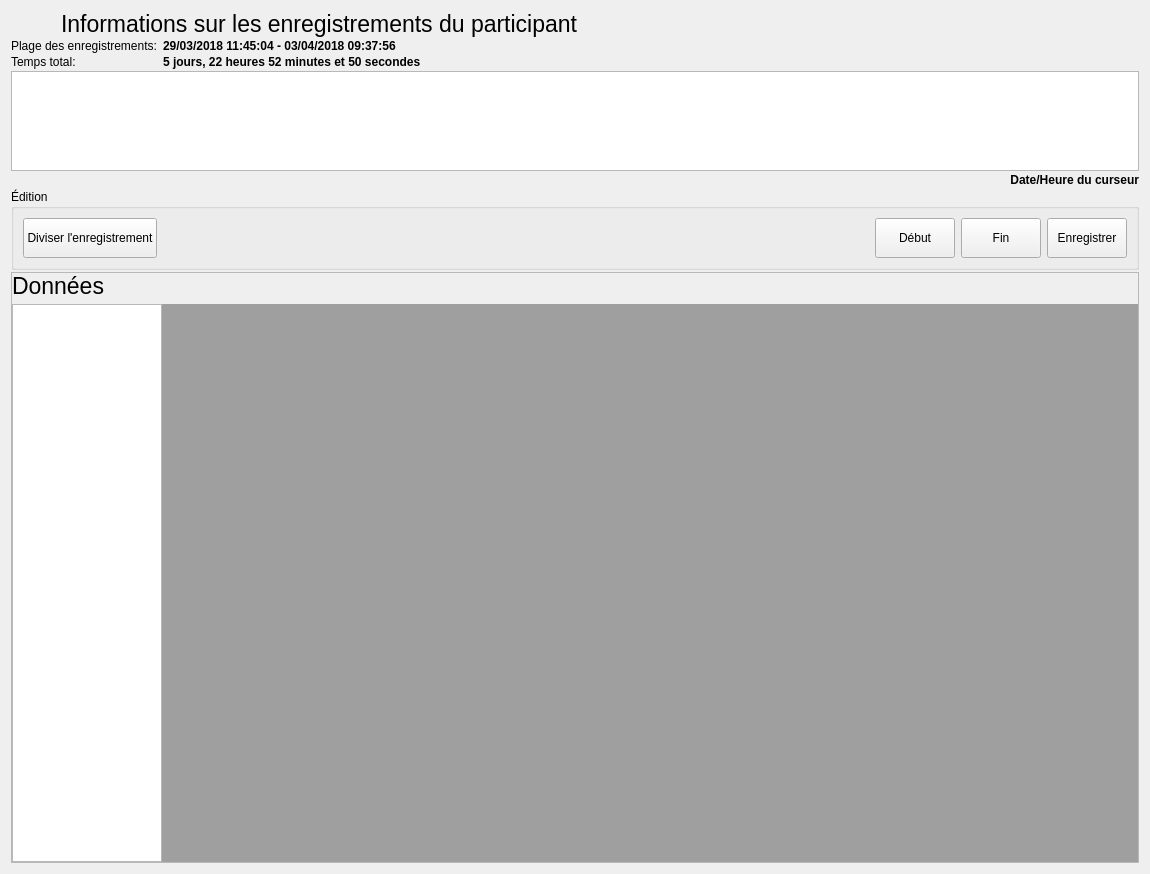
Old version of the form python/resources/ui/RecordsetWidget.ui in the repository introlab/OpenIMU.
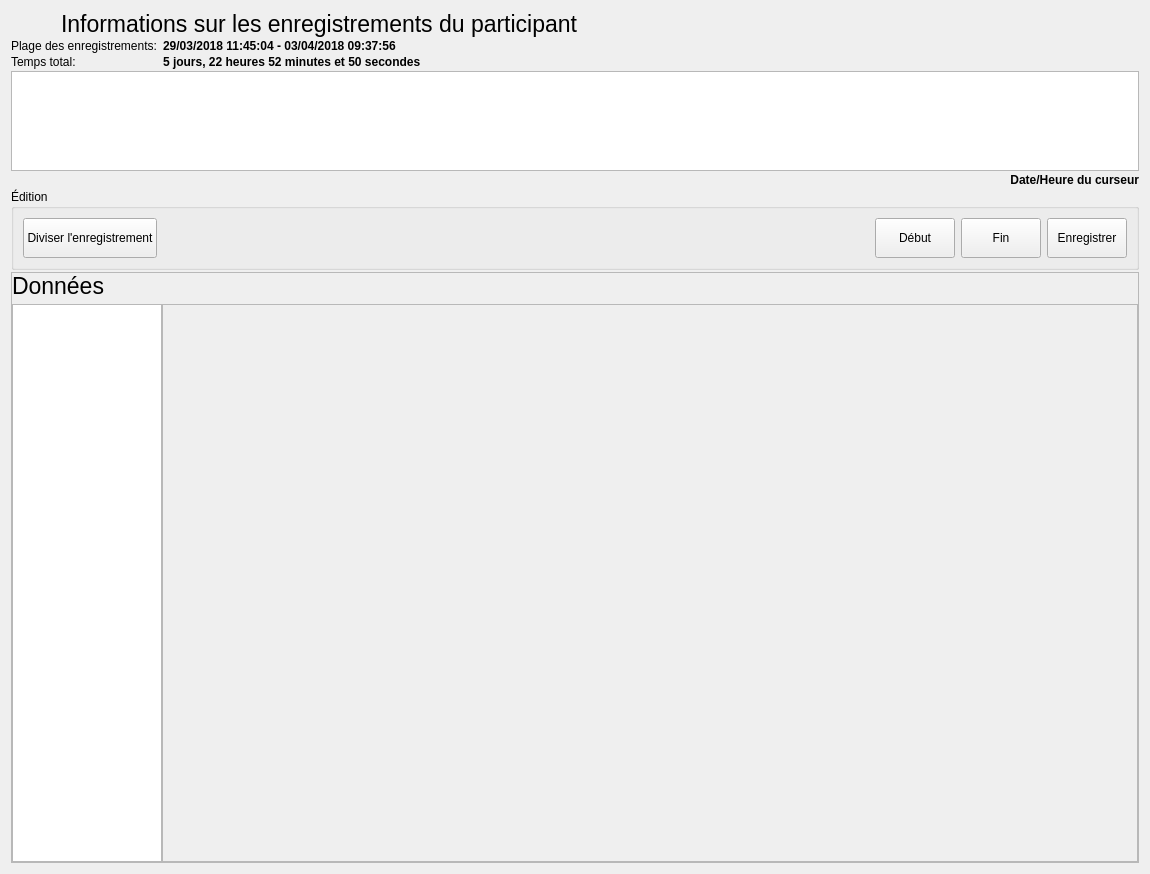
New version of the form. Icons and pictures are not drawn. Custom widgets are drawn as their Qt base class.

Commit message: Changed display widget for graphs and GPS.

```diff
--- a/python/resources/ui/RecordsetWidget.ui
+++ b/python/resources/ui/RecordsetWidget.ui
@@ -362,16 +362,29 @@
          </widget>
         </item>
         <item>
-         <widget class="QMdiArea" name="mdiArea">
+         <widget class="QScrollArea" name="displayArea">
+          <property name="horizontalScrollBarPolicy">
+           <enum>Qt::ScrollBarAlwaysOff</enum>
+          </property>
+          <property name="widgetResizable">
+           <bool>true</bool>
+          </property>
+          <widget class="QWidget" name="displayContents">
+           <property name="geometry">
+            <rect>
+             <x>0</x>
+             <y>0</y>
+             <width>970</width>
+             <height>525</height>
+            </rect>
+           </property>
           <property name="sizePolicy">
-           <sizepolicy hsizetype="Expanding" vsizetype="Ignored">
+            <sizepolicy hsizetype="MinimumExpanding" vsizetype="MinimumExpanding">
             <horstretch>0</horstretch>
             <verstretch>0</verstretch>
            </sizepolicy>
           </property>
-          <property name="documentMode">
-           <bool>false</bool>
-          </property>
+          </widget>
          </widget>
         </item>
        </layout>
```
Lines whose indentation alone changed are shown as unchanged. The commit also changes 4 other files.
